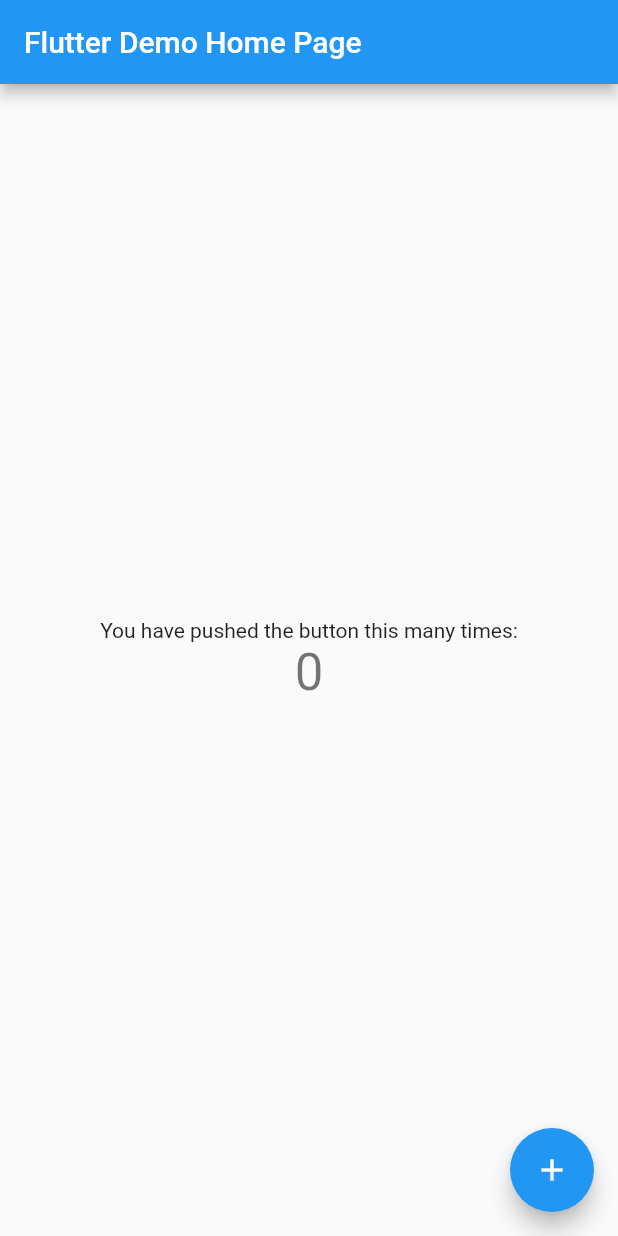
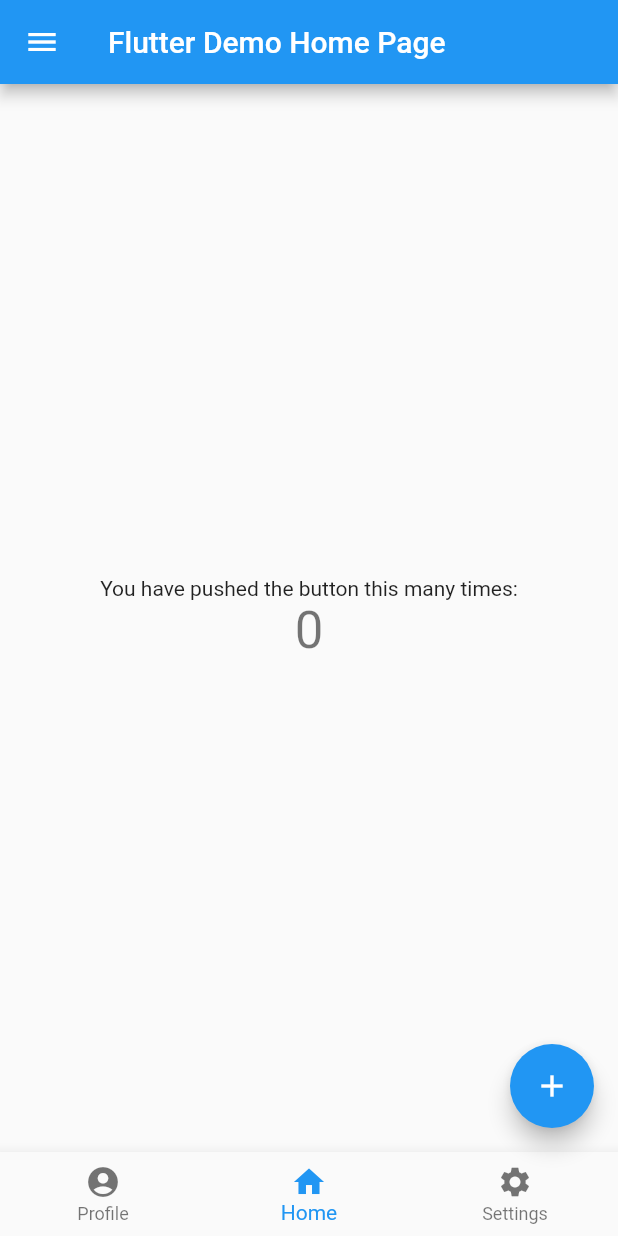
Before and after one commit to rafaldziuryk/flutter_training, a Flutter app: the screen it shows after launch, on a phone screen of 412 x 824 dp. Run offline on Flutter 3.47's test engine with Material 2 defaults, Android fonts, the phone set to English and light mode, and no system bars.

Commit message:
T1. Navigation in Mobile Apps: Drawer & Bottom Bar Navigation

```diff
--- a/lib/main.dart
+++ b/lib/main.dart
@@ -3,7 +3,6 @@ import 'package:flutter/material.dart';
 void main() => runApp(MyApp());
 
 class MyApp extends StatelessWidget {
-
   @override
   Widget build(BuildContext context) {
     return MaterialApp(
@@ -11,7 +10,15 @@ class MyApp extends StatelessWidget {
       theme: ThemeData(
         primarySwatch: Colors.blue,
       ),
-      home: MyHomePage(title: 'Flutter Demo Home Page'),
+//TODO ROUTES
+//      home: MyHomePage(title: 'Flutter Demo Home Page'),
+//      routes: {
+//        "/" : (context) => MyHomePage(title: 'Flutter Demo Home Page')
+//      },
+      onGenerateRoute: (settings) {
+        return MaterialPageRoute(
+            builder: (context) => MyHomePage(title: 'Flutter Demo Home Page'));
+      },
     );
   }
 }
@@ -28,6 +35,8 @@ class MyHomePage extends StatefulWidget {
 class _MyHomePageState extends State<MyHomePage> {
   int _counter = 0;
 
+  int selectedItem = 1;
+
   void _incrementCounter() {
     setState(() {
       _counter++;
@@ -36,7 +45,6 @@ class _MyHomePageState extends State<MyHomePage> {
 
   @override
   Widget build(BuildContext context) {
-
     return Scaffold(
       appBar: AppBar(
         title: Text(widget.title),
@@ -55,6 +63,9 @@ class _MyHomePageState extends State<MyHomePage> {
           ],
         ),
       ),
+//      TODO Drawer & Bottom Navigation Bar
+      drawer: drawer(),
+      bottomNavigationBar: bottomNavigationBar(),
       floatingActionButton: FloatingActionButton(
         onPressed: _incrementCounter,
         tooltip: 'Increment',
@@ -62,4 +73,88 @@ class _MyHomePageState extends State<MyHomePage> {
       ),
     );
   }
+
+//  TODO Bottom Navigation Bar
+  BottomNavigationBar bottomNavigationBar() {
+    return BottomNavigationBar(
+//      elevation: 16.0,
+//      type: BottomNavigationBarType.shifting,
+//      showSelectedLabels: false,
+//      showUnselectedLabels: true,
+      items: [
+        BottomNavigationBarItem(
+//            backgroundColor: Colors.red,
+//            activeIcon: Icon(Icons.account_box),
+            icon: Icon(Icons.account_circle),
+            title: Text("Profile")),
+        BottomNavigationBarItem(
+//            backgroundColor: Colors.orange,
+            icon: Icon(Icons.home),
+            title: Text("Home")),
+        BottomNavigationBarItem(
+//            backgroundColor: Colors.brown,
+            icon: Icon(Icons.settings),
+            title: Text("Settings")),
+      ],
+      currentIndex: selectedItem,
+      onTap: (index) {
+        setState(() {
+          selectedItem = index;
+        });
+      },
+    );
+  }
+
+//  TODO Drawer
+  Drawer drawer() {
+    return Drawer(
+      child: SafeArea(
+        child: Column(
+          children: <Widget>[
+            ListTile(
+//              dense: true,
+//              enabled: false,
+//              isThreeLine: true,
+//              subtitle: Text("Home, sweet home"),
+//              trailing: Icon(Icons.settings),
+//              contentPadding: EdgeInsets.all(16),
+//              contentPadding: EdgeInsets.symmetric(vertical: 16),
+//              contentPadding: EdgeInsets.only(left: 16),
+              selected: selectedItem == 1,
+              title: Text("Home"),
+              leading: Icon(Icons.home),
+              onTap: () {
+                setState(() {
+                  selectedItem = 1;
+                });
+                Navigator.of(context).pop();
+              },
+            ),
+            ListTile(
+              selected: selectedItem == 0,
+              title: Text("Profile"),
+              leading: Icon(Icons.account_circle),
+              onTap: () {
+                setState(() {
+                  selectedItem = 0;
+                });
+                Navigator.of(context).pop();
+              },
+            ),
+            ListTile(
+              selected: selectedItem == 2,
+              title: Text("Settings"),
+              leading: Icon(Icons.settings),
+              onTap: () {
+                setState(() {
+                  selectedItem = 2;
+                });
+                Navigator.of(context).pop();
+              },
+            ),
+          ],
+        ),
+      ),
+    );
+  }
 }
```
